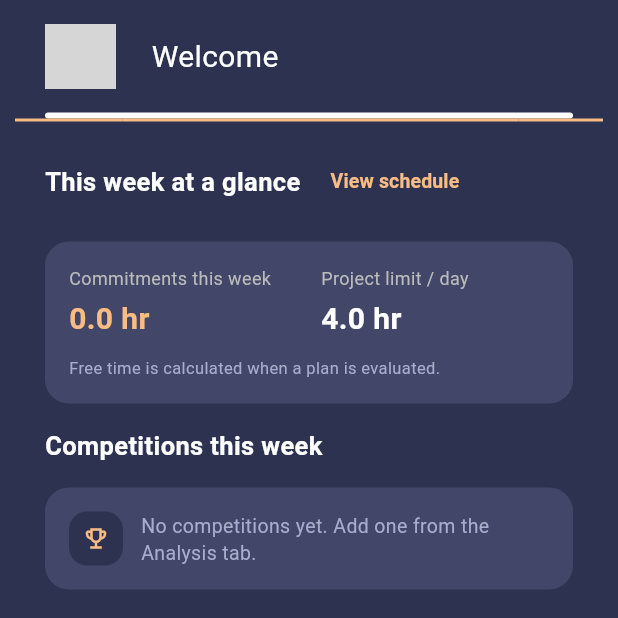
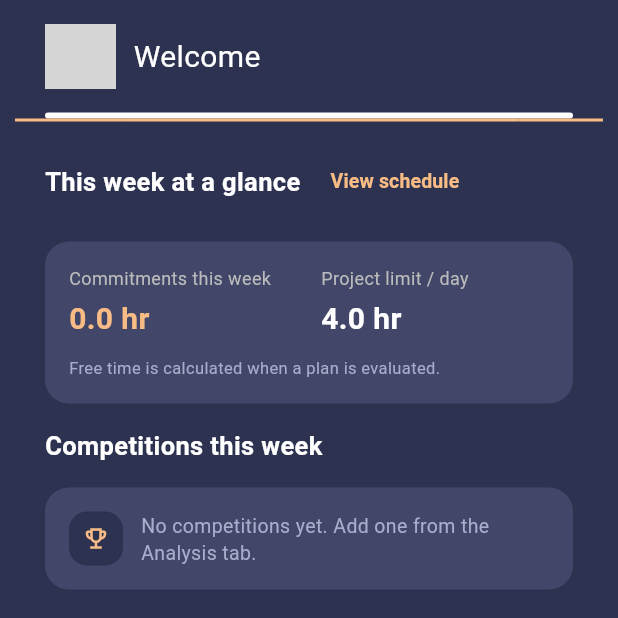
Before and after one commit to panjiaryasoma/Takt, a Flutter app: the screen it shows after launch, on a phone screen of 412 x 824 dp, the top half of it. Run offline on Flutter 3.47's test engine with Material 3 defaults, Android fonts, the phone set to English and light mode, and no system bars; our stand-ins replace drift, file_picker, timezone; missing offline and left inert: purchases_flutter; accounts and stored records are empty; statements that could not run were skipped; grey boxes are pictures that could not be loaded.

Commit message:
fix(mobile): keep Home header stable at large text

```diff
--- a/apps/mobile/lib/screens/home_screen.dart
+++ b/apps/mobile/lib/screens/home_screen.dart
@@ -75,10 +75,14 @@ class HomeScreen extends StatelessWidget {
                     ),
                   ),
                 ),
-                const SizedBox(width: 24),
-                const Text(
-                  'Welcome',
-                  style: TextStyle(color: C.white, fontSize: 20),
+                const SizedBox(width: 12),
+                const Expanded(
+                  child: Text(
+                    'Welcome',
+                    maxLines: 2,
+                    overflow: TextOverflow.ellipsis,
+                    style: TextStyle(color: C.white, fontSize: 20),
+                  ),
                 ),
               ],
             ),
```
